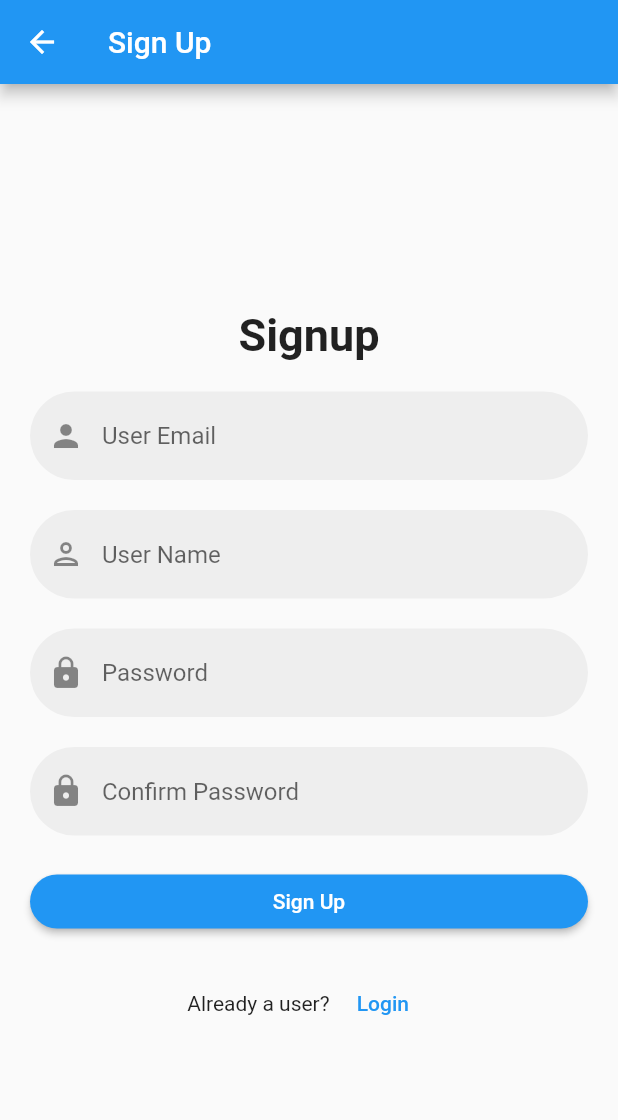
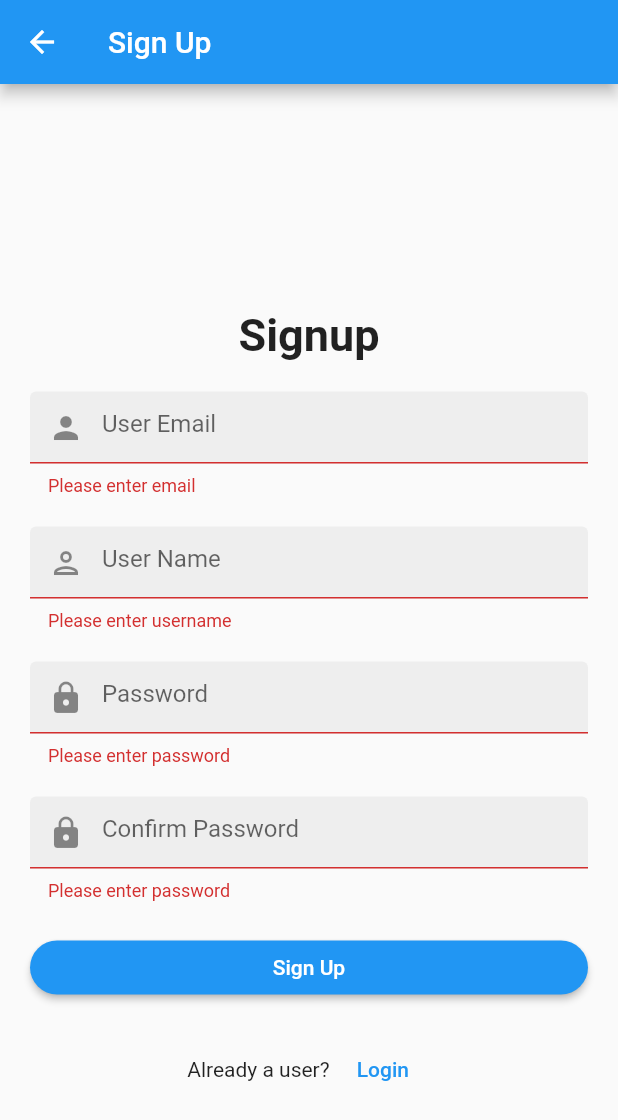
Before and after one commit to Thanwar/Flutter_AuthApp, a Flutter app: the Signup screen opened directly, after a tap on "Sign Up", on a phone screen of 412 x 824 dp. Shown: the top 1120 px of the screen. Run offline on Flutter 3.47's test engine with Material 2 defaults, Android fonts, the phone set to English and light mode, and no system bars; our stand-ins replace sqflite, toast; missing offline and left inert: dart:ffi, dart:html; accounts and stored records are empty.

```diff
--- a/demoapp/lib/Screens/signup_page.dart
+++ b/demoapp/lib/Screens/signup_page.dart
@@ -10,27 +10,39 @@ class Signup extends StatefulWidget {
 }
 
 class _SignupState extends State<Signup> {
-  Signupbtn()
-  {
-    print("SignBTN");
-    // if()
-    // {
-    //   Toast.show("Please enter Email", duration: Toast.lengthLong, gravity:  Toast.bottom);
-    // }
+  TextEditingController _userNameTEC = TextEditingController();
+  TextEditingController _userEmailTEC = TextEditingController();
+  TextEditingController _userPassTEC = TextEditingController();
+  TextEditingController _userConPassTEC = TextEditingController();
+
+
+  Signupbtn() {
+    if (_formkey.currentState!.validate()) {
+      // If the form is valid, display a snackbar. In the real world,
+      // you'd often call a server or save the information in a database.
+      ScaffoldMessenger.of(context).showSnackBar(
+        const SnackBar(content: Text('Processing Data')),
+      );
     }
+  }
+
+  final _formkey = GlobalKey<FormState>();
+
   @override
   Widget build(BuildContext context) {
     return Scaffold(
       appBar: AppBar(
         title: const Text("Sign Up"),
       ),
-
       body: SingleChildScrollView(
         scrollDirection: Axis.vertical,
         child: Container(
+          child: Form(
+            key: _formkey,
             child: Center(
-            child:
-                Column(mainAxisAlignment: MainAxisAlignment.center, children: [
+              child: Column(
+                  mainAxisAlignment: MainAxisAlignment.center,
+                  children: [
                     const SizedBox(
                       height: 150,
                     ),
@@ -48,6 +60,13 @@ class _SignupState extends State<Signup> {
                       padding: const EdgeInsets.symmetric(horizontal: 20),
                       margin: const EdgeInsets.only(top: 20),
                       child: TextFormField(
+                        controller: _userEmailTEC,
+                        validator: (value) {
+                          if (value == null || value.isEmpty) {
+                            return 'Please enter email';
+                          }
+                          return null;
+                        },
                         decoration: InputDecoration(
                           enabledBorder: const OutlineInputBorder(
                             borderRadius: BorderRadius.all(Radius.circular(30)),
@@ -70,6 +89,13 @@ class _SignupState extends State<Signup> {
                       padding: const EdgeInsets.symmetric(horizontal: 20),
                       margin: const EdgeInsets.only(top: 20),
                       child: TextFormField(
+                        controller: _userNameTEC,
+                        validator: (value) {
+                          if (value == null || value.isEmpty) {
+                            return 'Please enter username';
+                          }
+                          return null;
+                        },
                         decoration: InputDecoration(
                           enabledBorder: const OutlineInputBorder(
                             borderRadius: BorderRadius.all(Radius.circular(30)),
@@ -92,6 +118,13 @@ class _SignupState extends State<Signup> {
                       padding: const EdgeInsets.symmetric(horizontal: 20),
                       margin: const EdgeInsets.only(top: 20),
                       child: TextFormField(
+                        controller: _userPassTEC,
+                        validator: (value) {
+                          if (value == null || value.isEmpty) {
+                            return 'Please enter password';
+                          }
+                          return null;
+                        },
                         obscureText: true,
                         decoration: InputDecoration(
                           enabledBorder: const OutlineInputBorder(
@@ -115,6 +148,17 @@ class _SignupState extends State<Signup> {
                       padding: const EdgeInsets.symmetric(horizontal: 20),
                       margin: const EdgeInsets.only(top: 20),
                       child: TextFormField(
+                        controller: _userConPassTEC,
+                        validator: (value) {
+                          if(value == null || value.isEmpty)
+                          {
+                            return 'Please enter password';
+                          }
+                          else if (_userPassTEC.text != _userConPassTEC.text) {
+                            return 'Does Not Match';
+                          }
+                          return null;
+                        },
                         obscureText: true,
                         decoration: InputDecoration(
                           enabledBorder: const OutlineInputBorder(
@@ -145,7 +189,8 @@ class _SignupState extends State<Signup> {
                           onPressed: Signupbtn,
                           style: TextButton.styleFrom(
                             shape: const RoundedRectangleBorder(
-                        borderRadius: BorderRadius.all(Radius.circular(30)),
+                              borderRadius:
+                                  BorderRadius.all(Radius.circular(30)),
                             ),
                           )),
                     ),
@@ -172,13 +217,11 @@ class _SignupState extends State<Signup> {
                         ],
                       ),
                     ),
-
-
                   ]),
             ),
           ),
         ),
-
+      ),
     );
   }
 }
```
Also changed, not shown: demoapp/lib/Screens/login_page.dart (+34 -3 lines). Lines whose indentation alone changed are shown as unchanged.
